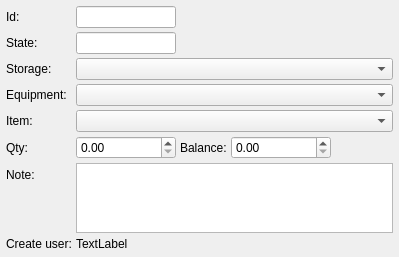
This is src/plugins/purchase/views/requesteditdialog.ui in awfeequdng/rubus as Qt 5 draws it before an edit. The edited form follows.
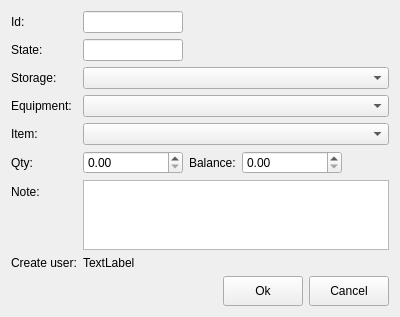
This is the edited form. Custom widgets are drawn as their Qt base class.

The edit to the form file:
```diff
--- a/src/plugins/purchase/views/requesteditdialog.ui
+++ b/src/plugins/purchase/views/requesteditdialog.ui
@@ -6,32 +6,14 @@
    <rect>
     <x>0</x>
     <y>0</y>
-    <width>399</width>
-    <height>247</height>
+    <width>400</width>
+    <height>316</height>
    </rect>
   </property>
   <property name="windowTitle">
    <string>Dialog</string>
   </property>
   <layout class="QFormLayout" name="formLayout">
-   <property name="horizontalSpacing">
-    <number>4</number>
-   </property>
-   <property name="verticalSpacing">
-    <number>4</number>
-   </property>
-   <property name="leftMargin">
-    <number>6</number>
-   </property>
-   <property name="topMargin">
-    <number>6</number>
-   </property>
-   <property name="rightMargin">
-    <number>6</number>
-   </property>
-   <property name="bottomMargin">
-    <number>6</number>
-   </property>
    <item row="0" column="0">
     <widget class="QLabel" name="label_6">
      <property name="text">
@@ -171,35 +153,95 @@
      </item>
     </layout>
    </item>
-   <item row="6" column="1">
-    <widget class="QTextEdit" name="edNote"/>
-   </item>
    <item row="7" column="0">
+    <widget class="QLabel" name="label_10">
+     <property name="text">
+      <string>Note:</string>
+     </property>
+     <property name="buddy">
+      <cstring>edNote</cstring>
+     </property>
+    </widget>
+   </item>
+   <item row="7" column="1">
+    <widget class="QTextEdit" name="edNote">
+     <property name="tabStopWidth">
+      <number>80</number>
+     </property>
+    </widget>
+   </item>
+   <item row="9" column="0">
     <widget class="QLabel" name="label_7">
      <property name="text">
       <string>Create user:</string>
      </property>
     </widget>
    </item>
-   <item row="7" column="1">
+   <item row="9" column="1">
     <widget class="QLabel" name="labUser">
      <property name="text">
       <string>TextLabel</string>
      </property>
     </widget>
    </item>
-   <item row="6" column="0">
-    <widget class="QLabel" name="label_10">
-     <property name="text">
-      <string>Note:</string>
-     </property>
-     <property name="buddy">
-      <cstring>edNote</cstring>
-     </property>
-    </widget>
+   <item row="10" column="0" colspan="2">
+    <layout class="QHBoxLayout" name="horizontalLayout_2">
+     <item>
+      <spacer name="horizontalSpacer_2">
+       <property name="orientation">
+        <enum>Qt::Horizontal</enum>
+       </property>
+       <property name="sizeHint" stdset="0">
+        <size>
+         <width>40</width>
+         <height>20</height>
+        </size>
+       </property>
+      </spacer>
+     </item>
+     <item>
+      <widget class="QPushButton" name="btnSave">
+       <property name="minimumSize">
+        <size>
+         <width>0</width>
+         <height>30</height>
+        </size>
+       </property>
+       <property name="text">
+        <string>Ok</string>
+       </property>
+       <property name="autoDefault">
+        <bool>false</bool>
+       </property>
+      </widget>
+     </item>
+     <item>
+      <widget class="QPushButton" name="btnCancel">
+       <property name="minimumSize">
+        <size>
+         <width>0</width>
+         <height>30</height>
+        </size>
+       </property>
+       <property name="text">
+        <string>Cancel</string>
+       </property>
+       <property name="autoDefault">
+        <bool>false</bool>
+       </property>
+      </widget>
+     </item>
+    </layout>
    </item>
   </layout>
  </widget>
+ <customwidgets>
+  <customwidget>
+   <class>AdvComboBox</class>
+   <extends>QComboBox</extends>
+   <header>advcombobox.h</header>
+  </customwidget>
+ </customwidgets>
  <resources/>
  <connections/>
 </ui>
```
Left out of the diff: 41 changed lines with no effect on the pictures.
